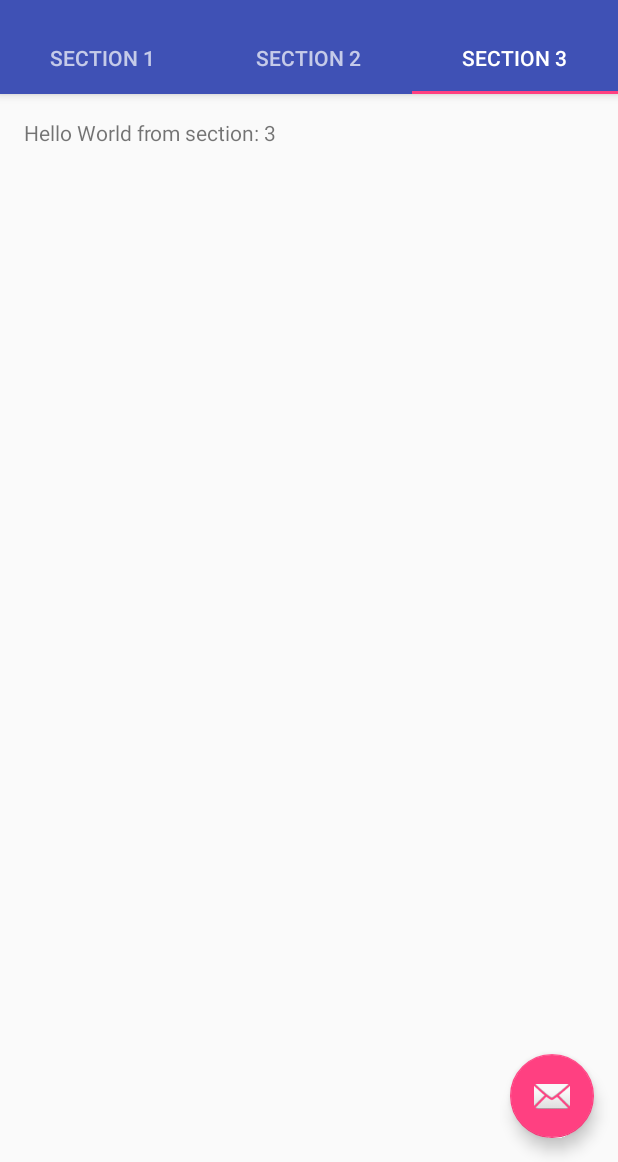
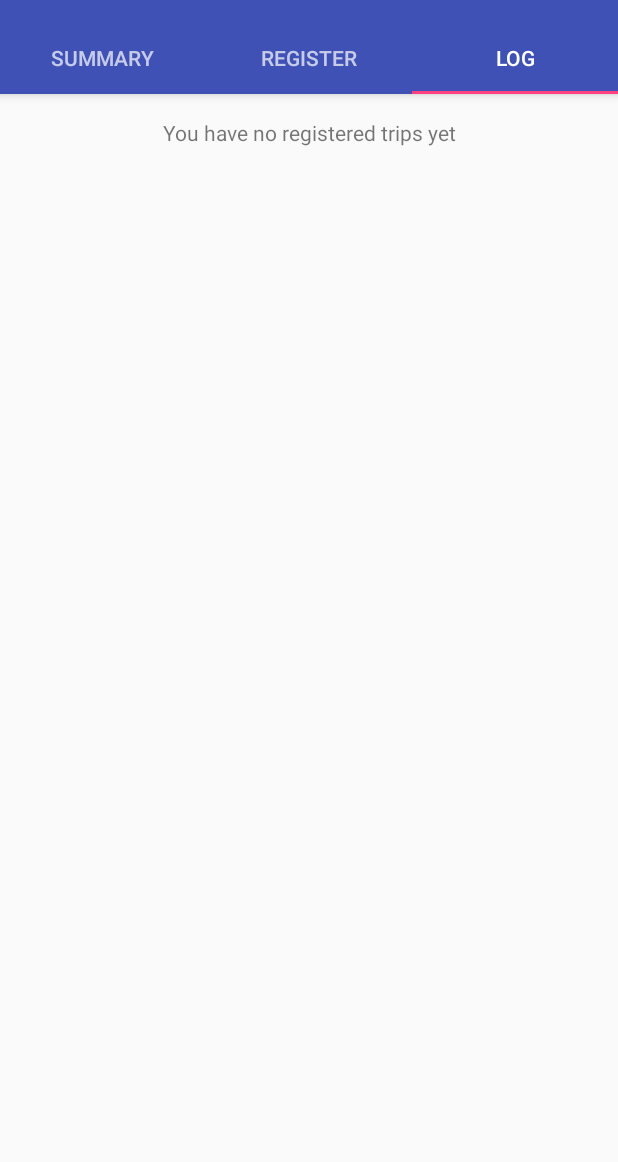
Before and after one commit to thejohanmagnusson/Adomile, an Android app: the screen it shows after launch (MainActivity), tab 3 chosen, on a phone screen of 412 x 824 dp, the part 74-1236 px from its top. Run offline under Robolectric (Android 15) with nearby library versions, the phone set to English and light mode, and no system bars.

Commit message:
New: Add first draft for fragment views. New: Use HelloCharts on summary view Change: SectionPageAdapter return new fragments.

```diff
--- a/app/build.gradle
+++ b/app/build.gradle
@@ -24,4 +24,6 @@ dependencies {
     testCompile 'junit:junit:4.12'
     compile 'com.android.support:appcompat-v7:23.3.0'
     compile 'com.android.support:design:23.3.0'
+    compile 'com.android.support:cardview-v7:23.3.0'
+    compile 'com.github.lecho:hellocharts-library:1.5.8@aar'
 }
--- /dev/null
+++ b/app/src/main/java/se/johanmagnusson/android/adomile/LogFragment.java
@@ -0,0 +1,18 @@
+package se.johanmagnusson.android.adomile;
+
+import android.os.Bundle;
+import android.support.annotation.Nullable;
+import android.support.v4.app.Fragment;
+import android.view.LayoutInflater;
+import android.view.View;
+import android.view.ViewGroup;
+
+public class LogFragment extends Fragment{
+    @Nullable
+    @Override
+    public View onCreateView(LayoutInflater inflater, @Nullable ViewGroup container, @Nullable Bundle savedInstanceState) {
+        View root = inflater.inflate(R.layout.fragment_log, container, false);
+
+        return root;
+    }
+}
--- a/app/src/main/java/se/johanmagnusson/android/adomile/MainActivity.java
+++ b/app/src/main/java/se/johanmagnusson/android/adomile/MainActivity.java
@@ -1,22 +1,18 @@
 package se.johanmagnusson.android.adomile;
 
+import android.os.Bundle;
 import android.support.design.widget.TabLayout;
-import android.support.design.widget.FloatingActionButton;
-import android.support.design.widget.Snackbar;
-import android.support.v7.app.AppCompatActivity;
-import android.support.v7.widget.Toolbar;
-
 import android.support.v4.app.Fragment;
 import android.support.v4.app.FragmentManager;
 import android.support.v4.app.FragmentPagerAdapter;
 import android.support.v4.view.ViewPager;
-import android.os.Bundle;
+import android.support.v7.app.AppCompatActivity;
+import android.support.v7.widget.Toolbar;
 import android.view.LayoutInflater;
 import android.view.Menu;
 import android.view.MenuItem;
 import android.view.View;
 import android.view.ViewGroup;
-
 import android.widget.TextView;
 
 public class MainActivity extends AppCompatActivity {
@@ -53,16 +49,7 @@ public class MainActivity extends AppCompatActivity {
 
         TabLayout tabLayout = (TabLayout) findViewById(R.id.tabs);
         tabLayout.setupWithViewPager(mViewPager);
-
-        FloatingActionButton fab = (FloatingActionButton) findViewById(R.id.fab);
-        fab.setOnClickListener(new View.OnClickListener() {
-            @Override
-            public void onClick(View view) {
-                Snackbar.make(view, "Replace with your own action", Snackbar.LENGTH_LONG)
-                        .setAction("Action", null).show();
-            }
-        });
-
+        tabLayout.getTabAt(1).select();
     }
 
 
@@ -137,7 +124,14 @@ public class MainActivity extends AppCompatActivity {
         public Fragment getItem(int position) {
             // getItem is called to instantiate the fragment for the given page.
             // Return a PlaceholderFragment (defined as a static inner class below).
-            return PlaceholderFragment.newInstance(position + 1);
+            switch (position) {
+                case 0:
+                    return new SummaryFragment();
+                case 1:
+                    return new RegisterFragment();
+                default:
+                    return new LogFragment();
+            }
         }
 
         @Override
@@ -150,11 +144,11 @@ public class MainActivity extends AppCompatActivity {
         public CharSequence getPageTitle(int position) {
             switch (position) {
                 case 0:
-                    return "SECTION 1";
+                    return getString(R.string.tab_summary);
                 case 1:
-                    return "SECTION 2";
+                    return getString(R.string.tab_register);
                 case 2:
-                    return "SECTION 3";
+                    return getString(R.string.tab_log);
             }
             return null;
         }
--- /dev/null
+++ b/app/src/main/java/se/johanmagnusson/android/adomile/RegisterFragment.java
@@ -0,0 +1,22 @@
+package se.johanmagnusson.android.adomile;
+
+
+import android.os.Bundle;
+import android.support.annotation.Nullable;
+import android.support.v4.app.Fragment;
+import android.view.LayoutInflater;
+import android.view.View;
+import android.view.ViewGroup;
+
+public class RegisterFragment extends Fragment{
+
+    @Nullable
+    @Override
+    public View onCreateView(LayoutInflater inflater, @Nullable ViewGroup container, @Nullable Bundle savedInstanceState) {
+        //return super.onCreateView(inflater, container, savedInstanceState);
+
+        View root = inflater.inflate(R.layout.fragment_register, container, false);
+
+        return root;
+    }
+}
--- /dev/null
+++ b/app/src/main/java/se/johanmagnusson/android/adomile/SummaryFragment.java
@@ -0,0 +1,22 @@
+package se.johanmagnusson.android.adomile;
+
+
+import android.os.Bundle;
+import android.support.annotation.Nullable;
+import android.support.v4.app.Fragment;
+import android.view.LayoutInflater;
+import android.view.View;
+import android.view.ViewGroup;
+
+public class SummaryFragment extends Fragment{
+
+    @Nullable
+    @Override
+    public View onCreateView(LayoutInflater inflater, @Nullable ViewGroup container, @Nullable Bundle savedInstanceState) {
+        //return super.onCreateView(inflater, container, savedInstanceState);
+
+        View root = inflater.inflate(R.layout.fragment_summary, container, false);
+
+        return root;
+    }
+}
--- a/app/src/main/res/layout/activity_main.xml
+++ b/app/src/main/res/layout/activity_main.xml
@@ -38,12 +38,4 @@
         android:layout_height="match_parent"
         app:layout_behavior="@string/appbar_scrolling_view_behavior" />
 
-    <android.support.design.widget.FloatingActionButton
-        android:id="@+id/fab"
-        android:layout_width="wrap_content"
-        android:layout_height="wrap_content"
-        android:layout_gravity="end|bottom"
-        android:layout_margin="@dimen/fab_margin"
-        android:src="@android:drawable/ic_dialog_email" />
-
 </android.support.design.widget.CoordinatorLayout>
--- /dev/null
+++ b/app/src/main/res/layout/fragment_log.xml
@@ -0,0 +1,23 @@
+<?xml version="1.0" encoding="utf-8"?>
+<android.support.design.widget.CoordinatorLayout
+    xmlns:android="http://schemas.android.com/apk/res/android"
+    xmlns:tools="http://schemas.android.com/tools"
+    android:orientation="vertical"
+    android:layout_width="match_parent"
+    android:layout_height="match_parent"
+    tools:context=".MainActivity">
+
+    <android.support.v7.widget.RecyclerView
+        android:id="@+id/listOfBooks"
+        android:scrollbars="vertical"
+        android:layout_width="match_parent"
+        android:layout_height="match_parent"/>
+
+    <TextView
+        android:id="@+id/log_list_empty"
+        android:layout_width="match_parent"
+        android:layout_height="match_parent"
+        android:gravity="center_horizontal"
+        android:text="@string/empty_log_list"
+        android:padding="@dimen/activity_horizontal_margin"/>
+</android.support.design.widget.CoordinatorLayout>
--- a/app/src/main/res/values/strings.xml
+++ b/app/src/main/res/values/strings.xml
@@ -2,4 +2,11 @@
     <string name="app_name">Adomile</string>
     <string name="action_settings">Settings</string>
     <string name="section_format">Hello World from section: %1$d</string>
+
+    <!--Tab titles-->
+    <string name="tab_summary">Summary</string>
+    <string name="tab_register">Register</string>
+    <string name="tab_log">Log</string>
+
+    <string name="empty_log_list">You have no registered trips yet</string>
 </resources>
```
Also changed, not shown: app/src/main/res/layout/fragment_register.xml (added, +175 -0 lines), app/src/main/res/layout/fragment_summary.xml (added, +224 -0 lines), app/src/main/res/layout/trip_list_item.xml (added, +60 -0 lines), app/src/main/res/values/dimens.xml (+10 -0 lines).
